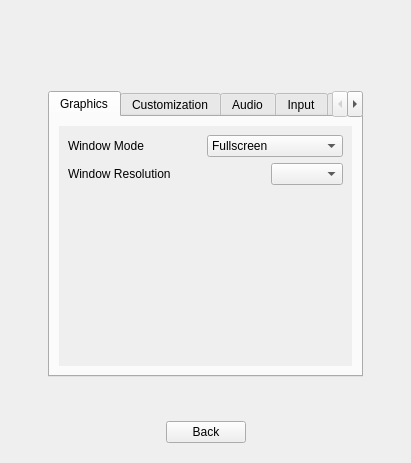
The window that src/SettingsScreen.ui (RemotelyChaotic/JOIPEngine) describes before a commit, drawn with Qt 5.
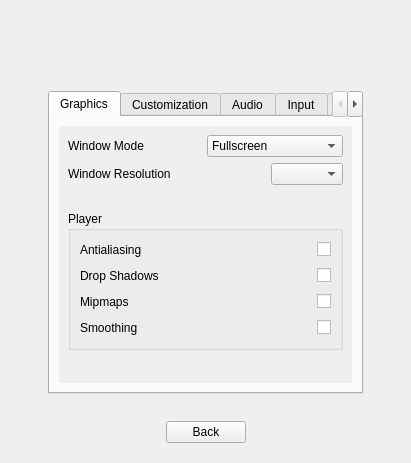
The same window after the commit. Custom widgets are drawn as their Qt base class.

Commit message: Added graphical options for the player

Patch:
```diff
--- a/src/SettingsScreen.ui
+++ b/src/SettingsScreen.ui
@@ -155,8 +155,8 @@
            <rect>
             <x>0</x>
             <y>0</y>
-            <width>281</width>
-            <height>215</height>
+            <width>264</width>
+            <height>233</height>
            </rect>
           </property>
           <layout class="QGridLayout" name="gridLayout_5">
@@ -213,7 +213,7 @@
              </layout>
             </widget>
            </item>
-           <item row="3" column="0" colspan="2">
+           <item row="9" column="0" colspan="2">
             <spacer name="verticalSpacer">
              <property name="orientation">
               <enum>Qt::Vertical</enum>
@@ -226,6 +226,22 @@
              </property>
             </spacer>
            </item>
+           <item row="3" column="0" colspan="2">
+            <spacer name="verticalSpacer_2">
+             <property name="orientation">
+              <enum>Qt::Vertical</enum>
+             </property>
+             <property name="sizeType">
+              <enum>QSizePolicy::Fixed</enum>
+             </property>
+             <property name="sizeHint" stdset="0">
+              <size>
+               <width>20</width>
+               <height>20</height>
+              </size>
+             </property>
+            </spacer>
+           </item>
            <item row="1" column="0" colspan="2">
             <widget class="QWidget" name="pWindowModeContainer" native="true">
              <layout class="QHBoxLayout" name="horizontalLayout_14">
@@ -289,6 +305,195 @@
              </layout>
             </widget>
            </item>
+           <item row="4" column="0" colspan="2">
+            <widget class="QGroupBox" name="pPlayerSettingsGroupBox">
+             <property name="title">
+              <string>Player</string>
+             </property>
+             <layout class="QGridLayout" name="gridLayout_11">
+              <item row="1" column="0">
+               <widget class="QWidget" name="pDropShadowsContainer" native="true">
+                <layout class="QHBoxLayout" name="horizontalLayout_16">
+                 <property name="leftMargin">
+                  <number>0</number>
+                 </property>
+                 <property name="topMargin">
+                  <number>0</number>
+                 </property>
+                 <property name="rightMargin">
+                  <number>0</number>
+                 </property>
+                 <property name="bottomMargin">
+                  <number>0</number>
+                 </property>
+                 <item>
+                  <widget class="QLabel" name="label_16">
+                   <property name="text">
+                    <string>Drop Shadows</string>
+                   </property>
+                  </widget>
+                 </item>
+                 <item>
+                  <spacer name="horizontalSpacer_16">
+                   <property name="orientation">
+                    <enum>Qt::Horizontal</enum>
+                   </property>
+                   <property name="sizeHint" stdset="0">
+                    <size>
+                     <width>40</width>
+                     <height>20</height>
+                    </size>
+                   </property>
+                  </spacer>
+                 </item>
+                 <item>
+                  <widget class="QCheckBox" name="pDropShadowCheckBox">
+                   <property name="text">
+                    <string/>
+                   </property>
+                  </widget>
+                 </item>
+                </layout>
+               </widget>
+              </item>
+              <item row="2" column="0">
+               <widget class="QWidget" name="pMipmapsContainer" native="true">
+                <layout class="QHBoxLayout" name="horizontalLayout_17">
+                 <property name="leftMargin">
+                  <number>0</number>
+                 </property>
+                 <property name="topMargin">
+                  <number>0</number>
+                 </property>
+                 <property name="rightMargin">
+                  <number>0</number>
+                 </property>
+                 <property name="bottomMargin">
+                  <number>0</number>
+                 </property>
+                 <item>
+                  <widget class="QLabel" name="label_17">
+                   <property name="text">
+                    <string>Mipmaps</string>
+                   </property>
+                  </widget>
+                 </item>
+                 <item>
+                  <spacer name="horizontalSpacer_17">
+                   <property name="orientation">
+                    <enum>Qt::Horizontal</enum>
+                   </property>
+                   <property name="sizeHint" stdset="0">
+                    <size>
+                     <width>40</width>
+                     <height>20</height>
+                    </size>
+                   </property>
+                  </spacer>
+                 </item>
+                 <item>
+                  <widget class="QCheckBox" name="pMipMapCheckBox">
+                   <property name="text">
+                    <string/>
+                   </property>
+                  </widget>
+                 </item>
+                </layout>
+               </widget>
+              </item>
+              <item row="0" column="0">
+               <widget class="QWidget" name="pAntialiasingContainer" native="true">
+                <layout class="QHBoxLayout" name="horizontalLayout_15">
+                 <property name="leftMargin">
+                  <number>0</number>
+                 </property>
+                 <property name="topMargin">
+                  <number>0</number>
+                 </property>
+                 <property name="rightMargin">
+                  <number>0</number>
+                 </property>
+                 <property name="bottomMargin">
+                  <number>0</number>
+                 </property>
+                 <item>
+                  <widget class="QLabel" name="label_15">
+                   <property name="text">
+                    <string>Antialiasing</string>
+                   </property>
+                  </widget>
+                 </item>
+                 <item>
+                  <spacer name="horizontalSpacer_15">
+                   <property name="orientation">
+                    <enum>Qt::Horizontal</enum>
+                   </property>
+                   <property name="sizeHint" stdset="0">
+                    <size>
+                     <width>40</width>
+                     <height>20</height>
+                    </size>
+                   </property>
+                  </spacer>
+                 </item>
+                 <item>
+                  <widget class="QCheckBox" name="pAntialiasingCheckBox">
+                   <property name="text">
+                    <string/>
+                   </property>
+                  </widget>
+                 </item>
+                </layout>
+               </widget>
+              </item>
+              <item row="3" column="0">
+               <widget class="QWidget" name="pSmoothingContainer" native="true">
+                <layout class="QHBoxLayout" name="horizontalLayout_18">
+                 <property name="leftMargin">
+                  <number>0</number>
+                 </property>
+                 <property name="topMargin">
+                  <number>0</number>
+                 </property>
+                 <property name="rightMargin">
+                  <number>0</number>
+                 </property>
+                 <property name="bottomMargin">
+                  <number>0</number>
+                 </property>
+                 <item>
+                  <widget class="QLabel" name="label_18">
+                   <property name="text">
+                    <string>Smoothing</string>
+                   </property>
+                  </widget>
+                 </item>
+                 <item>
+                  <spacer name="horizontalSpacer_18">
+                   <property name="orientation">
+                    <enum>Qt::Horizontal</enum>
+                   </property>
+                   <property name="sizeHint" stdset="0">
+                    <size>
+                     <width>40</width>
+                     <height>20</height>
+                    </size>
+                   </property>
+                  </spacer>
+                 </item>
+                 <item>
+                  <widget class="QCheckBox" name="pSmoothingCheckBox">
+                   <property name="text">
+                    <string/>
+                   </property>
+                  </widget>
+                 </item>
+                </layout>
+               </widget>
+              </item>
+             </layout>
+            </widget>
+           </item>
           </layout>
          </widget>
         </widget>
```
The commit also changes 16 other files.
